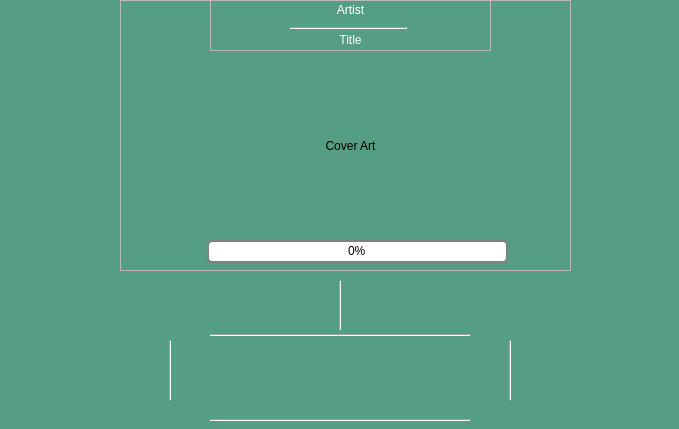
Before: the Qt Designer form SongScreen.ui in davjd/music-player, drawn with Qt 5.
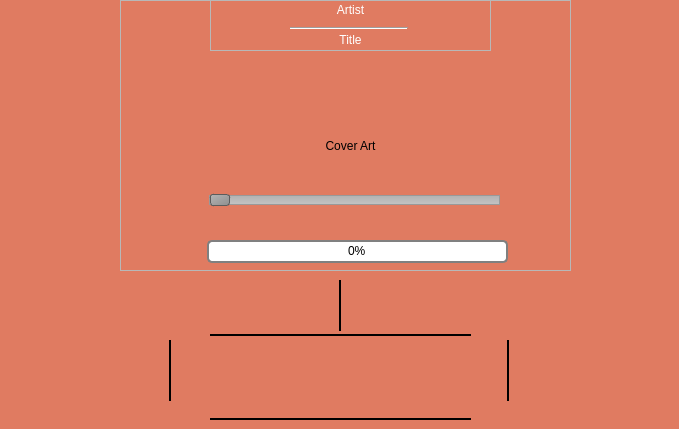
After: the same form once the commit is applied. Icons and pictures are not drawn.

Diff of the .ui file:
```diff
--- a/SongScreen.ui
+++ b/SongScreen.ui
@@ -13,19 +13,6 @@
   <property name="windowTitle">
    <string>Form</string>
   </property>
-  <widget class="Line" name="line">
-   <property name="geometry">
-    <rect>
-     <x>210</x>
-     <y>410</y>
-     <width>261</width>
-     <height>21</height>
-    </rect>
-   </property>
-   <property name="orientation">
-    <enum>Qt::Horizontal</enum>
-   </property>
-  </widget>
   <widget class="Line" name="line_2">
    <property name="geometry">
     <rect>
@@ -35,6 +22,12 @@
      <height>31</height>
     </rect>
    </property>
+   <property name="frameShadow">
+    <enum>QFrame::Plain</enum>
+   </property>
+   <property name="lineWidth">
+    <number>2</number>
+   </property>
    <property name="orientation">
     <enum>Qt::Horizontal</enum>
    </property>
@@ -48,6 +41,12 @@
      <height>61</height>
     </rect>
    </property>
+   <property name="frameShadow">
+    <enum>QFrame::Plain</enum>
+   </property>
+   <property name="lineWidth">
+    <number>2</number>
+   </property>
    <property name="orientation">
     <enum>Qt::Vertical</enum>
    </property>
@@ -57,10 +56,23 @@
     <rect>
      <x>500</x>
      <y>340</y>
-     <width>20</width>
+     <width>16</width>
      <height>61</height>
     </rect>
    </property>
+   <property name="autoFillBackground">
+    <bool>false</bool>
+   </property>
+   <property name="styleSheet">
+    <string notr="true">color:black;
+</string>
+   </property>
+   <property name="frameShadow">
+    <enum>QFrame::Plain</enum>
+   </property>
+   <property name="lineWidth">
+    <number>2</number>
+   </property>
    <property name="orientation">
     <enum>Qt::Vertical</enum>
    </property>
@@ -77,11 +89,17 @@
    <property name="autoFillBackground">
     <bool>false</bool>
    </property>
+   <property name="styleSheet">
+    <string notr="true">border-color: rgb(92, 53, 102);</string>
+   </property>
    <property name="frameShape">
     <enum>QFrame::StyledPanel</enum>
    </property>
    <property name="frameShadow">
-    <enum>QFrame::Raised</enum>
+    <enum>QFrame::Plain</enum>
+   </property>
+   <property name="lineWidth">
+    <number>2</number>
    </property>
    <widget class="QFrame" name="frame">
     <property name="geometry">
@@ -220,6 +238,35 @@
      <bool>false</bool>
     </property>
    </widget>
+   <widget class="QSlider" name="horizontalSlider">
+    <property name="geometry">
+     <rect>
+      <x>89</x>
+      <y>190</y>
+      <width>291</width>
+      <height>20</height>
+     </rect>
+    </property>
+    <property name="styleSheet">
+     <string notr="true">QSlider::groove:horizontal {
+    border: 1px solid #999999;
+    height: 8px;
+    background: qlineargradient(x1:0, y1:0, x2:0, y2:1, stop:0 #B1B1B1, stop:1 #c4c4c4);
+    margin: 2px 0;
+}
+
+QSlider::handle:horizontal {
+    background: qlineargradient(x1:0, y1:0, x2:1, y2:1, stop:0 #b4b4b4, stop:1 #8f8f8f);
+    border: 1px solid #5c5c5c;
+    width: 18px;
+    margin: -2px 0;
+    border-radius: 3px;
+}</string>
+    </property>
+    <property name="orientation">
+     <enum>Qt::Horizontal</enum>
+    </property>
+   </widget>
   </widget>
   <widget class="QPushButton" name="middle">
    <property name="geometry">
@@ -431,6 +478,12 @@
    <property name="styleSheet">
     <string notr="true"/>
    </property>
+   <property name="frameShadow">
+    <enum>QFrame::Plain</enum>
+   </property>
+   <property name="lineWidth">
+    <number>2</number>
+   </property>
    <property name="orientation">
     <enum>Qt::Vertical</enum>
    </property>
@@ -448,8 +501,27 @@
     <bool>false</bool>
    </property>
    <property name="styleSheet">
-    <string notr="true">background-color: rgb(85,158,131);</string>
+    <string notr="true">background-color: rgb(224,123,97);</string>
    </property>
+   <widget class="Line" name="line">
+    <property name="geometry">
+     <rect>
+      <x>210</x>
+      <y>410</y>
+      <width>261</width>
+      <height>21</height>
+     </rect>
+    </property>
+    <property name="frameShadow">
+     <enum>QFrame::Plain</enum>
+    </property>
+    <property name="lineWidth">
+     <number>2</number>
+    </property>
+    <property name="orientation">
+     <enum>Qt::Horizontal</enum>
+    </property>
+   </widget>
   </widget>
   <zorder>widget</zorder>
   <zorder>line</zorder>
```
Left out of the diff: 1 changed line with no effect on the pictures.
